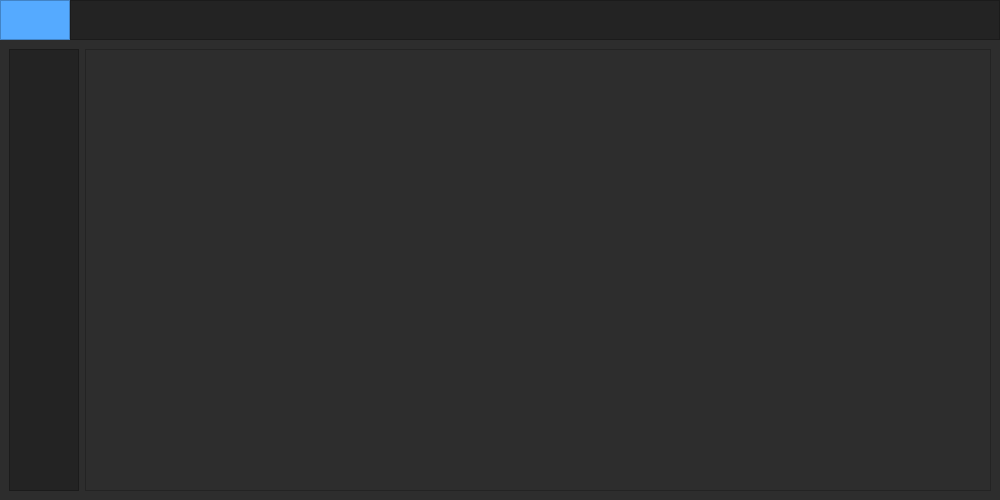
Before: the Qt Designer form QT-Menu Principal/gui_base_old.ui in brian-emarquez/Python-Course, drawn with Qt 5.
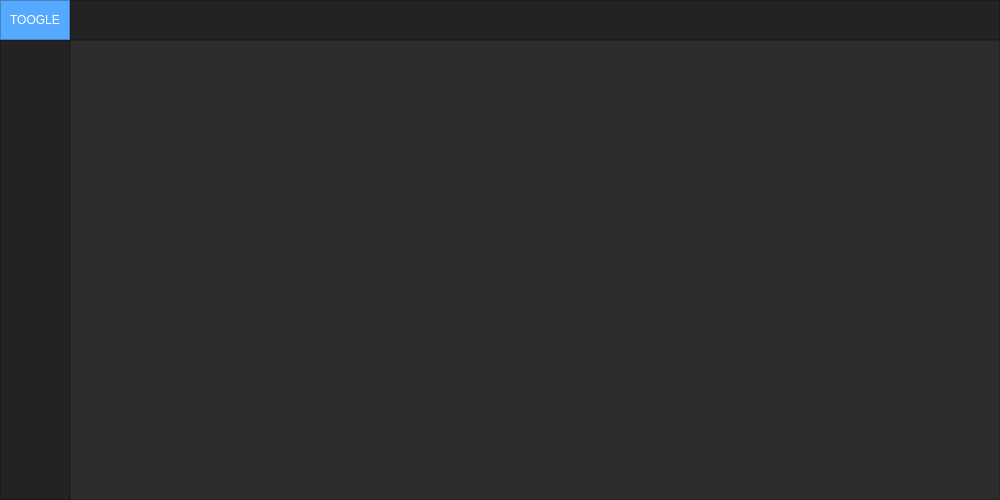
After: the same form once the commit is applied.

Commit message:
feat Python Qt Designer FOrmulario Updat
 Python Qt Designer FOrmulario Update

resolve:
see also:

Diff of the .ui file:
```diff
--- a/QT-Menu Principal/gui_base_old.ui
+++ b/QT-Menu Principal/gui_base_old.ui
@@ -89,6 +89,34 @@
          <property name="frameShadow">
           <enum>QFrame::Raised</enum>
          </property>
+         <layout class="QVBoxLayout" name="verticalLayout_2">
+          <property name="spacing">
+           <number>0</number>
+          </property>
+          <property name="leftMargin">
+           <number>0</number>
+          </property>
+          <property name="topMargin">
+           <number>0</number>
+          </property>
+          <property name="rightMargin">
+           <number>0</number>
+          </property>
+          <property name="bottomMargin">
+           <number>0</number>
+          </property>
+          <item>
+           <widget class="QPushButton" name="Btn_Toogle">
+            <property name="styleSheet">
+             <string notr="true">color: rgb(255, 255, 255);
+border: 0 px solid;</string>
+            </property>
+            <property name="text">
+             <string>TOOGLE</string>
+            </property>
+           </widget>
+          </item>
+         </layout>
         </widget>
        </item>
        <item>
@@ -119,6 +147,21 @@
        <enum>QFrame::Raised</enum>
       </property>
       <layout class="QHBoxLayout" name="horizontalLayout_2">
+       <property name="spacing">
+        <number>0</number>
+       </property>
+       <property name="leftMargin">
+        <number>0</number>
+       </property>
+       <property name="topMargin">
+        <number>0</number>
+       </property>
+       <property name="rightMargin">
+        <number>0</number>
+       </property>
+       <property name="bottomMargin">
+        <number>0</number>
+       </property>
        <item>
         <widget class="QFrame" name="frame_lecft_menu">
          <property name="maximumSize">
```
The commit also changes 1 other file.
